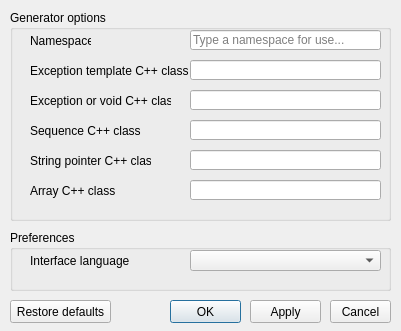
Qt form source/application/options.ui (newtoo-official/Newtoo-web-interface-mapper) before a commit.
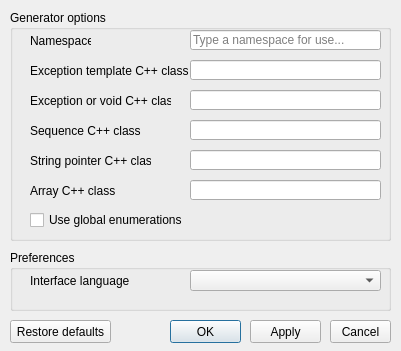
The same form after that commit. Icons and pictures are not drawn.

Commit message: Added support to global enumerations

```diff
--- a/source/application/options.ui
+++ b/source/application/options.ui
@@ -7,7 +7,7 @@
     <x>0</x>
     <y>0</y>
     <width>401</width>
-    <height>331</height>
+    <height>351</height>
    </rect>
   </property>
   <property name="minimumSize">
@@ -19,7 +19,7 @@
   <property name="maximumSize">
    <size>
     <width>401</width>
-    <height>331</height>
+    <height>500</height>
    </size>
   </property>
   <property name="windowTitle">
@@ -38,7 +38,7 @@
      <x>10</x>
      <y>10</y>
      <width>381</width>
-     <height>211</height>
+     <height>231</height>
     </rect>
    </property>
    <property name="title">
@@ -245,12 +245,25 @@
      <bool>false</bool>
     </property>
    </widget>
+   <widget class="QCheckBox" name="useGlobalEnumerationsCheckBox">
+    <property name="geometry">
+     <rect>
+      <x>20</x>
+      <y>200</y>
+      <width>351</width>
+      <height>20</height>
+     </rect>
+    </property>
+    <property name="text">
+     <string>Use global enumerations</string>
+    </property>
+   </widget>
   </widget>
   <widget class="QGroupBox" name="preferencesGroup">
    <property name="geometry">
     <rect>
      <x>10</x>
-     <y>230</y>
+     <y>250</y>
      <width>381</width>
      <height>61</height>
     </rect>
@@ -298,7 +311,7 @@
    <property name="geometry">
     <rect>
      <x>330</x>
-     <y>300</y>
+     <y>320</y>
      <width>61</width>
      <height>23</height>
     </rect>
@@ -311,7 +324,7 @@
    <property name="geometry">
     <rect>
      <x>250</x>
-     <y>300</y>
+     <y>320</y>
      <width>71</width>
      <height>23</height>
     </rect>
@@ -324,7 +337,7 @@
    <property name="geometry">
     <rect>
      <x>170</x>
-     <y>300</y>
+     <y>320</y>
      <width>71</width>
      <height>23</height>
     </rect>
@@ -343,7 +356,7 @@
    <property name="geometry">
     <rect>
      <x>10</x>
-     <y>300</y>
+     <y>320</y>
      <width>101</width>
      <height>23</height>
     </rect>
```
The commit also changes 7 other files.
